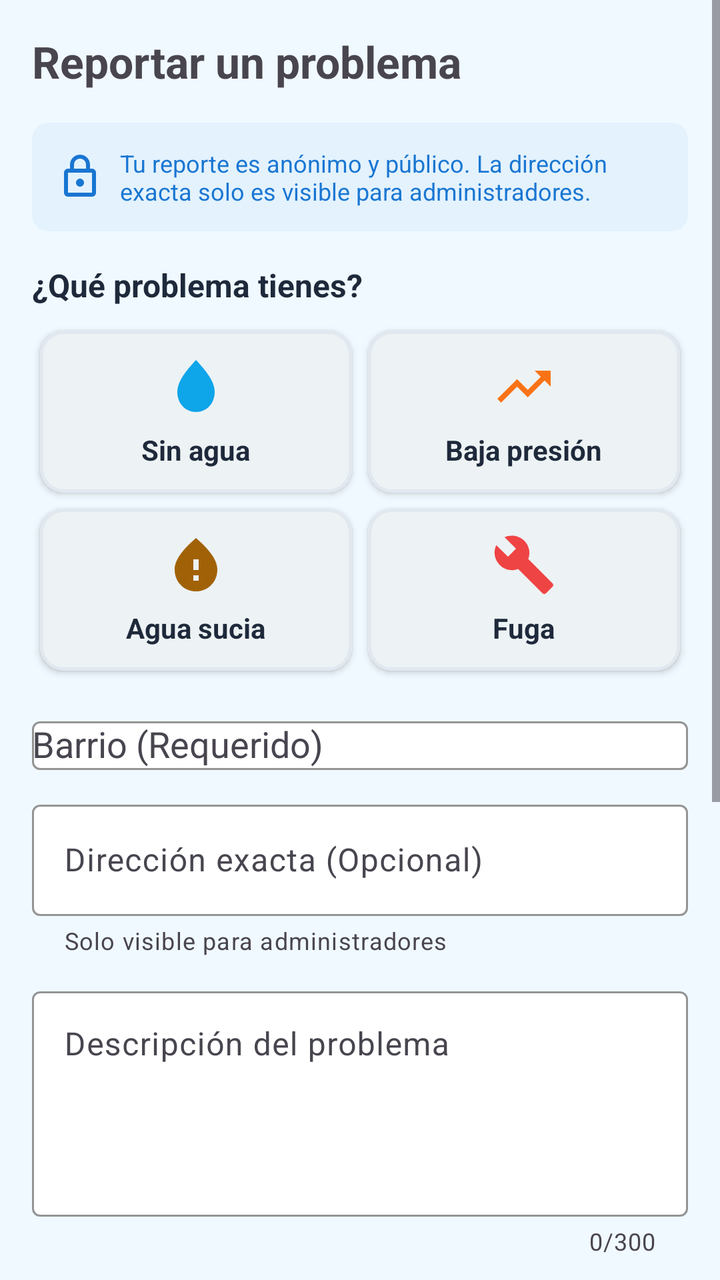
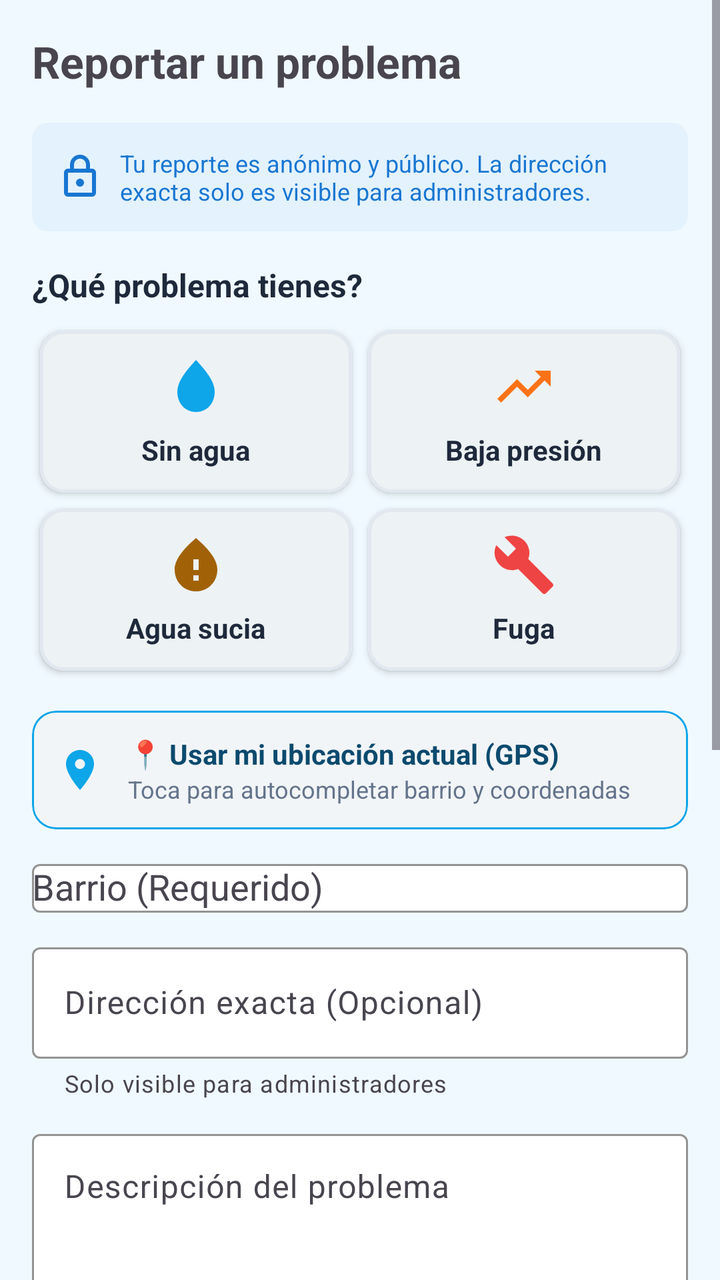

Compare the two renders of this Android layout. The source of the first and the diff that turns it into the second are given below.
<!-- AndroidManifest.xml: application theme Theme.AguaYa -->
<!-- res/layout/fragment_reportar.xml -->
<?xml version="1.0" encoding="utf-8"?>
<FrameLayout xmlns:android="http://schemas.android.com/apk/res/android"
    xmlns:app="http://schemas.android.com/apk/res-auto"
    xmlns:tools="http://schemas.android.com/tools"
    android:layout_width="match_parent"
    android:layout_height="match_parent"
    android:background="@color/agua_background">

    
    <ScrollView
        android:id="@+id/formContainer"
        android:layout_width="match_parent"
        android:layout_height="match_parent"
        android:fillViewport="true">

        <LinearLayout
            android:layout_width="match_parent"
            android:layout_height="wrap_content"
            android:orientation="vertical"
            android:padding="16dp">

            <TextView
                android:layout_width="wrap_content"
                android:layout_height="wrap_content"
                android:text="Reportar un problema"
                android:textSize="22sp"
                android:textStyle="bold"
                android:layout_marginBottom="16dp" />

            
            <androidx.cardview.widget.CardView
                android:layout_width="match_parent"
                android:layout_height="wrap_content"
                android:layout_marginBottom="16dp"
                app:cardBackgroundColor="#E3F2FD"
                app:cardCornerRadius="8dp"
                app:cardElevation="0dp">
                
                <LinearLayout
                    android:layout_width="match_parent"
                    android:layout_height="wrap_content"
                    android:orientation="horizontal"
                    android:padding="12dp"
                    android:gravity="center_vertical">
                    
                    <ImageView
                        android:layout_width="24dp"
                        android:layout_height="24dp"
                        android:src="@drawable/ic_lock"
                        app:tint="#1976D2" />
                        
                    <TextView
                        android:layout_width="wrap_content"
                        android:layout_height="wrap_content"
                        android:layout_marginStart="8dp"
                        android:text="Tu reporte es anónimo y público. La dirección exacta solo es visible para administradores."
                        android:textSize="12sp"
                        android:textColor="#1976D2" />
                </LinearLayout>
            </androidx.cardview.widget.CardView>

            
            <TextView
                android:layout_width="wrap_content"
                android:layout_height="wrap_content"
                android:text="¿Qué problema tienes?"
                android:textColor="@color/text_primary"
                android:textSize="16sp"
                android:textStyle="bold"
                android:layout_marginBottom="8dp"/>
                
            <GridLayout
                android:layout_width="match_parent"
                android:layout_height="wrap_content"
                android:columnCount="2"
                android:layout_marginBottom="16dp">

                <com.google.android.material.card.MaterialCardView
                    android:id="@+id/cardTipoSinAgua"
                    android:layout_width="0dp"
                    android:layout_height="wrap_content"
                    android:layout_columnWeight="1"
                    android:layout_margin="4dp"
                    app:cardBackgroundColor="@color/white"
                    app:strokeColor="@color/card_stroke"
                    app:strokeWidth="1.5dp"
                    app:cardElevation="2dp"
                    app:cardCornerRadius="12dp">
                    <LinearLayout android:layout_width="match_parent" android:layout_height="wrap_content" android:orientation="vertical" android:gravity="center" android:padding="12dp">
                        <ImageView android:layout_width="32dp" android:layout_height="32dp" android:src="@drawable/ic_tipo_sin_agua" app:tint="@color/tipo_sin_agua"/>
                        <TextView android:id="@+id/tvLabelSinAgua" android:layout_width="wrap_content" android:layout_height="wrap_content" android:text="Sin agua" android:textColor="@color/text_primary" android:textStyle="bold" android:layout_marginTop="6dp"/>
                    </LinearLayout>
                </com.google.android.material.card.MaterialCardView>
                
                <com.google.android.material.card.MaterialCardView
                    android:id="@+id/cardTipoBajaPresion"
                    android:layout_width="0dp"
                    android:layout_height="wrap_content"
                    android:layout_columnWeight="1"
                    android:layout_margin="4dp"
                    app:cardBackgroundColor="@color/white"
                    app:strokeColor="@color/card_stroke"
                    app:strokeWidth="1.5dp"
                    app:cardElevation="2dp"
                    app:cardCornerRadius="12dp">
                    <LinearLayout android:layout_width="match_parent" android:layout_height="wrap_content" android:orientation="vertical" android:gravity="center" android:padding="12dp">
                        <ImageView android:layout_width="32dp" android:layout_height="32dp" android:src="@drawable/ic_tipo_baja_presion" app:tint="@color/tipo_baja_presion"/>
                        <TextView android:id="@+id/tvLabelBajaPresion" android:layout_width="wrap_content" android:layout_height="wrap_content" android:text="Baja presión" android:textColor="@color/text_primary" android:textStyle="bold" android:layout_marginTop="6dp"/>
                    </LinearLayout>
                </com.google.android.material.card.MaterialCardView>
                
                <com.google.android.material.card.MaterialCardView
                    android:id="@+id/cardTipoAguaSucia"
                    android:layout_width="0dp"
                    android:layout_height="wrap_content"
                    android:layout_columnWeight="1"
                    android:layout_margin="4dp"
                    app:cardBackgroundColor="@color/white"
                    app:strokeColor="@color/card_stroke"
                    app:strokeWidth="1.5dp"
                    app:cardElevation="2dp"
                    app:cardCornerRadius="12dp">
                    <LinearLayout android:layout_width="match_parent" android:layout_height="wrap_content" android:orientation="vertical" android:gravity="center" android:padding="12dp">
                        <ImageView android:layout_width="32dp" android:layout_height="32dp" android:src="@drawable/ic_tipo_agua_sucia" app:tint="@color/tipo_agua_sucia"/>
                        <TextView android:id="@+id/tvLabelAguaSucia" android:layout_width="wrap_content" android:layout_height="wrap_content" android:text="Agua sucia" android:textColor="@color/text_primary" android:textStyle="bold" android:layout_marginTop="6dp"/>
                    </LinearLayout>
                </com.google.android.material.card.MaterialCardView>
                
                <com.google.android.material.card.MaterialCardView
                    android:id="@+id/cardTipoFuga"
                    android:layout_width="0dp"
                    android:layout_height="wrap_content"
                    android:layout_columnWeight="1"
                    android:layout_margin="4dp"
                    app:cardBackgroundColor="@color/white"
                    app:strokeColor="@color/card_stroke"
                    app:strokeWidth="1.5dp"
                    app:cardElevation="2dp"
                    app:cardCornerRadius="12dp">
                    <LinearLayout android:layout_width="match_parent" android:layout_height="wrap_content" android:orientation="vertical" android:gravity="center" android:padding="12dp">
                        <ImageView android:layout_width="32dp" android:layout_height="32dp" android:src="@drawable/ic_tipo_fuga" app:tint="@color/tipo_fuga"/>
                        <TextView android:id="@+id/tvLabelFuga" android:layout_width="wrap_content" android:layout_height="wrap_content" android:text="Fuga" android:textColor="@color/text_primary" android:textStyle="bold" android:layout_marginTop="6dp"/>
                    </LinearLayout>
                </com.google.android.material.card.MaterialCardView>
            </GridLayout>

            
            <com.google.android.material.textfield.TextInputLayout
                android:id="@+id/tilBarrio"
                android:layout_width="match_parent"
                android:layout_height="wrap_content"
                android:layout_marginBottom="12dp"
                android:hint="Barrio (Requerido)"
                app:boxBackgroundMode="outline"
                app:boxBackgroundColor="@color/white"
                app:boxStrokeColor="@color/agua_primary"
                app:hintTextColor="@color/agua_primary">
                <com.google.android.material.textfield.MaterialAutoCompleteTextView
                    android:id="@+id/etBarrio"
                    android:layout_width="match_parent"
                    android:layout_height="wrap_content"
                    android:completionThreshold="1"
                    android:textColor="@color/text_primary"
                    android:textColorHint="@color/text_secondary"
                    android:inputType="textCapWords" />
            </com.google.android.material.textfield.TextInputLayout>

            <com.google.android.material.textfield.TextInputLayout
                android:id="@+id/tilDireccion"
                android:layout_width="match_parent"
                android:layout_height="wrap_content"
                android:layout_marginBottom="12dp"
                android:hint="Dirección exacta (Opcional)"
                app:helperText="Solo visible para administradores"
                app:boxBackgroundMode="outline"
                app:boxBackgroundColor="@color/white"
                app:boxStrokeColor="@color/agua_primary"
                app:hintTextColor="@color/agua_primary">
                <com.google.android.material.textfield.TextInputEditText
                    android:id="@+id/etDireccion"
                    android:layout_width="match_parent"
                    android:layout_height="wrap_content"
                    android:textColor="@color/text_primary"
                    android:textColorHint="@color/text_secondary"
                    android:inputType="textPostalAddress" />
            </com.google.android.material.textfield.TextInputLayout>

            <com.google.android.material.textfield.TextInputLayout
                android:id="@+id/tilDescripcion"
                android:layout_width="match_parent"
                android:layout_height="wrap_content"
                android:layout_marginBottom="16dp"
                android:hint="Descripción del problema"
                app:counterEnabled="true"
                app:counterMaxLength="300"
                app:boxBackgroundMode="outline"
                app:boxBackgroundColor="@color/white"
                app:boxStrokeColor="@color/agua_primary"
                app:hintTextColor="@color/agua_primary">
                <com.google.android.material.textfield.TextInputEditText
                    android:id="@+id/etDescripcion"
                    android:layout_width="match_parent"
                    android:layout_height="wrap_content"
                    android:lines="4"
                    android:gravity="top|start"
                    android:textColor="@color/text_primary"
                    android:textColorHint="@color/text_secondary"
                    android:inputType="textMultiLine" />
            </com.google.android.material.textfield.TextInputLayout>

            
            <TextView
                android:layout_width="wrap_content"
                android:layout_height="wrap_content"
                android:text="Nivel de urgencia"
                android:textColor="@color/text_primary"
                android:textSize="16sp"
                android:textStyle="bold"
                android:layout_marginBottom="8dp"/>
                
            <LinearLayout
                android:layout_width="match_parent"
                android:layout_height="wrap_content"
                android:orientation="horizontal"
                android:layout_marginBottom="16dp">
                
                <com.google.android.material.button.MaterialButton
                    android:id="@+id/btnUrgenciaBaja"
                    style="@style/Widget.Material3.Button.OutlinedButton"
                    android:layout_width="0dp"
                    android:layout_height="wrap_content"
                    android:layout_weight="1"
                    android:layout_marginEnd="4dp"
                    android:text="🟢 Baja"
                    android:textColor="@color/text_primary"
                    app:strokeColor="@color/card_stroke"
                    app:cornerRadius="12dp"/>
                    
                <com.google.android.material.button.MaterialButton
                    android:id="@+id/btnUrgenciaMedia"
                    style="@style/Widget.Material3.Button.OutlinedButton"
                    android:layout_width="0dp"
                    android:layout_height="wrap_content"
                    android:layout_weight="1"
                    android:layout_marginHorizontal="4dp"
                    android:text="🟠 Media"
                    android:textColor="@color/text_primary"
                    app:strokeColor="@color/card_stroke"
                    app:cornerRadius="12dp"/>
                    
                <com.google.android.material.button.MaterialButton
                    android:id="@+id/btnUrgenciaAlta"
                    style="@style/Widget.Material3.Button.OutlinedButton"
                    android:layout_width="0dp"
                    android:layout_height="wrap_content"
                    android:layout_weight="1"
                    android:layout_marginStart="4dp"
                    android:text="🔴 Alta"
                    android:textColor="@color/text_primary"
                    app:strokeColor="@color/card_stroke"
                    app:cornerRadius="12dp"/>
            </LinearLayout>

            
            <TextView
                android:layout_width="wrap_content"
                android:layout_height="wrap_content"
                android:text="Evidencia fotográfica"
                android:textColor="@color/text_primary"
                android:textSize="16sp"
                android:textStyle="bold"
                android:layout_marginBottom="8dp"/>

            <FrameLayout
                android:id="@+id/photoDropzone"
                android:layout_width="match_parent"
                android:layout_height="150dp"
                android:layout_marginBottom="24dp"
                android:background="@drawable/bg_photo_dropzone">
                
                <LinearLayout
                    android:layout_width="wrap_content"
                    android:layout_height="wrap_content"
                    android:layout_gravity="center"
                    android:gravity="center"
                    android:orientation="vertical">
                    
                    <ImageView
                        android:layout_width="48dp"
                        android:layout_height="48dp"
                        android:src="@drawable/ic_camera"
                        app:tint="#757575"/>
                        
                    <TextView
                        android:layout_width="wrap_content"
                        android:layout_height="wrap_content"
                        android:layout_marginTop="8dp"
                        android:text="Toca para agregar foto"
                        android:textColor="#757575"/>
                </LinearLayout>

                <ImageView
                    android:id="@+id/ivFotoPreview"
                    android:layout_width="match_parent"
                    android:layout_height="match_parent"
                    android:scaleType="centerCrop"
                    android:visibility="gone"/>
                    
                <ImageButton
                    android:id="@+id/btnRemoverFoto"
                    android:layout_width="32dp"
                    android:layout_height="32dp"
                    android:layout_gravity="top|end"
                    android:layout_margin="8dp"
                    android:background="@drawable/circle_bg"
                    android:src="@drawable/ic_close"
                    android:visibility="gone"
                    app:tint="@android:color/white"/>
            </FrameLayout>

            <com.google.android.material.button.MaterialButton
                android:id="@+id/btnEnviar"
                android:layout_width="match_parent"
                android:layout_height="56dp"
                android:text="Enviar reporte"
                android:textColor="@android:color/white"
                app:backgroundTint="@color/agua_primary"/>
        </LinearLayout>
    </ScrollView>

    
    <FrameLayout
        android:id="@+id/successOverlay"
        android:layout_width="match_parent"
        android:layout_height="match_parent"
        android:background="@android:color/white"
        android:visibility="gone"
        android:clickable="true"
        android:focusable="true">
        
        <LinearLayout
            android:layout_width="match_parent"
            android:layout_height="wrap_content"
            android:layout_gravity="center"
            android:gravity="center"
            android:orientation="vertical"
            android:padding="32dp">
            
            <ImageView
                android:layout_width="80dp"
                android:layout_height="80dp"
                android:src="@drawable/ic_check_circle"
                app:tint="@color/estado_resuelto"/>
                
            <TextView
                android:layout_width="wrap_content"
                android:layout_height="wrap_content"
                android:layout_marginTop="16dp"
                android:text="¡Reporte enviado!"
                android:textSize="24sp"
                android:textStyle="bold"/>
                
            <TextView
                android:layout_width="wrap_content"
                android:layout_height="wrap_content"
                android:layout_marginTop="8dp"
                android:text="Tu voz ayuda a mejorar el servicio para toda la comunidad."
                android:textAlignment="center"/>
                
            <com.google.android.material.button.MaterialButton
                android:id="@+id/btnVerMapa"
                android:layout_width="match_parent"
                android:layout_height="wrap_content"
                android:layout_marginTop="32dp"
                android:text="Ver en el mapa"/>
                
            <com.google.android.material.button.MaterialButton
                android:id="@+id/btnHacerOtro"
                style="@style/Widget.Material3.Button.TextButton"
                android:layout_width="match_parent"
                android:layout_height="wrap_content"
                android:layout_marginTop="8dp"
                android:text="Hacer otro reporte"/>
        </LinearLayout>
    </FrameLayout>
    
    <ProgressBar
        android:id="@+id/progressReportar"
        android:layout_width="wrap_content"
        android:layout_height="wrap_content"
        android:layout_gravity="center"
        android:visibility="gone"/>

</FrameLayout>
<!-- resources referenced by this layout -->
<resources>
  <color name="agua_background">#f0f9ff</color>
  <color name="agua_primary">#0c4a6e</color>
  <color name="card_stroke">#e2e8f0</color>
  <color name="estado_resuelto">#22c55e</color>
  <color name="text_primary">#1e293b</color>
  <color name="text_secondary">#64748b</color>
  <color name="tipo_agua_sucia">#a16207</color>
  <color name="tipo_baja_presion">#f97316</color>
  <color name="tipo_fuga">#ef4444</color>
  <color name="tipo_sin_agua">#0ea5e9</color>
  <color name="white">#FFFFFFFF</color>
  <!-- drawable bg_photo_dropzone (drawable) -->
  <?xml version="1.0" encoding="utf-8"?>
  <shape xmlns:android="http://schemas.android.com/apk/res/android"
      android:shape="rectangle">
      <corners android:radius="16dp" />
      <solid android:color="@android:color/transparent" />
      <stroke
          android:width="2dp"
          android:color="#94a3b8"
          android:dashWidth="8dp"
          android:dashGap="4dp" />
  </shape>
  <!-- drawable circle_bg (drawable) -->
  <?xml version="1.0" encoding="utf-8"?>
  <shape xmlns:android="http://schemas.android.com/apk/res/android"
      android:shape="oval">
      <solid android:color="@color/agua_primary"/>
  </shape>
  <!-- drawable ic_check_circle (drawable) -->
  <vector xmlns:android="http://schemas.android.com/apk/res/android"
      android:width="24dp"
      android:height="24dp"
      android:viewportWidth="24"
      android:viewportHeight="24">
      <path
          android:fillColor="#FF000000"
          android:pathData="M12,2C6.48,2 2,6.48 2,12s4.48,10 10,10 10,-4.48 10,-10S17.52,2 12,2zM10,17l-5,-5 1.41,-1.41L10,14.17l7.59,-7.59L19,8l-9,9z" />
  </vector>
  <!-- drawable ic_close (drawable) -->
  <vector xmlns:android="http://schemas.android.com/apk/res/android"
      android:width="24dp"
      android:height="24dp"
      android:viewportWidth="24"
      android:viewportHeight="24">
      <path
          android:fillColor="#FF000000"
          android:pathData="M19,6.41L17.59,5 12,10.59 6.41,5 5,6.41 10.59,12 5,17.59 6.41,19 12,13.41 17.59,19 19,17.59 13.41,12z" />
  </vector>
  <!-- drawable ic_tipo_agua_sucia (drawable) -->
  <vector xmlns:android="http://schemas.android.com/apk/res/android"
      android:width="24dp"
      android:height="24dp"
      android:viewportWidth="24"
      android:viewportHeight="24"
      android:tint="#a16207">
      <path
          android:fillColor="@android:color/white"
          android:pathData="M12,2c-5.33,4.55 -8,8.48 -8,11.8c0,4.98 3.8,8.2 8,8.2s8,-3.22 8,-8.2C20,10.48 17.33,6.55 12,2zM11,16h2v2h-2V16zM11,10h2v4h-2V10z" />
  </vector>
  <!-- drawable ic_tipo_baja_presion (drawable) -->
  <vector xmlns:android="http://schemas.android.com/apk/res/android"
      android:width="24dp"
      android:height="24dp"
      android:viewportWidth="24"
      android:viewportHeight="24"
      android:tint="#f97316">
      <path
          android:fillColor="@android:color/white"
          android:pathData="M16,6l2.29,2.29,-4.88,4.88,-4,-4L2,16.59 3.41,18l6,-6 4,4 6.3,-6.29L22,12V6z" />
  </vector>
  <color name="agua_primary_variant">#0e7490</color>
  <color name="agua_accent">#0ea5e9</color>
  <color name="text_on_primary">#FFFFFF</color>
  <color name="agua_surface">#FFFFFF</color>
  <!-- unchanged entries left out for length: 5 -->
</resources>

<!-- the commit's change to res/layout/fragment_reportar.xml (unified diff, before → after) -->
@@ -145,6 +145,77 @@
             </GridLayout>
 
             
+            <com.google.android.material.card.MaterialCardView
+                android:id="@+id/cardGpsLocation"
+                android:layout_width="match_parent"
+                android:layout_height="wrap_content"
+                android:layout_marginBottom="12dp"
+                app:cardBackgroundColor="@color/white"
+                app:cardCornerRadius="12dp"
+                app:cardElevation="1dp"
+                app:strokeColor="@color/agua_accent"
+                app:strokeWidth="1dp">
+
+                <LinearLayout
+                    android:id="@+id/btnUsarUbicacion"
+                    android:layout_width="match_parent"
+                    android:layout_height="wrap_content"
+                    android:background="?attr/selectableItemBackground"
+                    android:clickable="true"
+                    android:focusable="true"
+                    android:gravity="center_vertical"
+                    android:orientation="horizontal"
+                    android:padding="12dp">
+
+                    <ImageView
+                        android:id="@+id/ivGpsIcon"
+                        android:layout_width="24dp"
+                        android:layout_height="24dp"
+                        android:src="@drawable/ic_location"
+                        app:tint="@color/agua_accent" />
+
+                    <LinearLayout
+                        android:layout_width="0dp"
+                        android:layout_height="wrap_content"
+                        android:layout_marginStart="12dp"
+                        android:layout_weight="1"
+                        android:orientation="vertical">
+
+                        <TextView
+                            android:id="@+id/tvGpsTitle"
+                            android:layout_width="wrap_content"
+                            android:layout_height="wrap_content"
+                            android:text="📍 Usar mi ubicación actual (GPS)"
+                            android:textColor="@color/agua_primary"
+                            android:textSize="14sp"
+                            android:textStyle="bold" />
+
+                        <TextView
+                            android:id="@+id/tvGpsSubtitle"
+                            android:layout_width="wrap_content"
+                            android:layout_height="wrap_content"
+                            android:text="Toca para autocompletar barrio y coordenadas"
+                            android:textColor="@color/text_secondary"
+                            android:textSize="12sp" />
+                    </LinearLayout>
+
+                    <ProgressBar
+                        android:id="@+id/progressGps"
+                        android:layout_width="20dp"
+                        android:layout_height="20dp"
+                        android:visibility="gone" />
+
+                    <ImageView
+                        android:id="@+id/ivGpsCheck"
+                        android:layout_width="22dp"
+                        android:layout_height="22dp"
+                        android:src="@drawable/ic_check_circle"
+                        app:tint="@color/estado_resuelto"
+                        android:visibility="gone" />
+                </LinearLayout>
+            </com.google.android.material.card.MaterialCardView>
+
+            
             <com.google.android.material.textfield.TextInputLayout
                 android:id="@+id/tilBarrio"
                 android:layout_width="match_parent"
<!-- resource entries referenced after the edit -->
@@ -49,6 +49,16 @@
           android:fillColor="#FF000000"
           android:pathData="M19,6.41L17.59,5 12,10.59 6.41,5 5,6.41 10.59,12 5,17.59 6.41,19 12,13.41 17.59,19 19,17.59 13.41,12z" />
   </vector>
+  <!-- drawable ic_location (drawable) -->
+  <vector xmlns:android="http://schemas.android.com/apk/res/android"
+      android:width="24dp"
+      android:height="24dp"
+      android:viewportWidth="24"
+      android:viewportHeight="24">
+      <path
+          android:fillColor="#FF000000"
+          android:pathData="M12,2C8.13,2 5,5.13 5,9c0,5.25 7,13 7,13s7,-7.75 7,-13c0,-3.87 -3.13,-7 -7,-7zM12,11.5c-1.38,0 -2.5,-1.12 -2.5,-2.5s1.12,-2.5 2.5,-2.5 2.5,1.12 2.5,2.5 -1.12,2.5 -2.5,2.5z" />
+  </vector>
   <!-- drawable ic_tipo_agua_sucia (drawable) -->
   <vector xmlns:android="http://schemas.android.com/apk/res/android"
       android:width="24dp"
